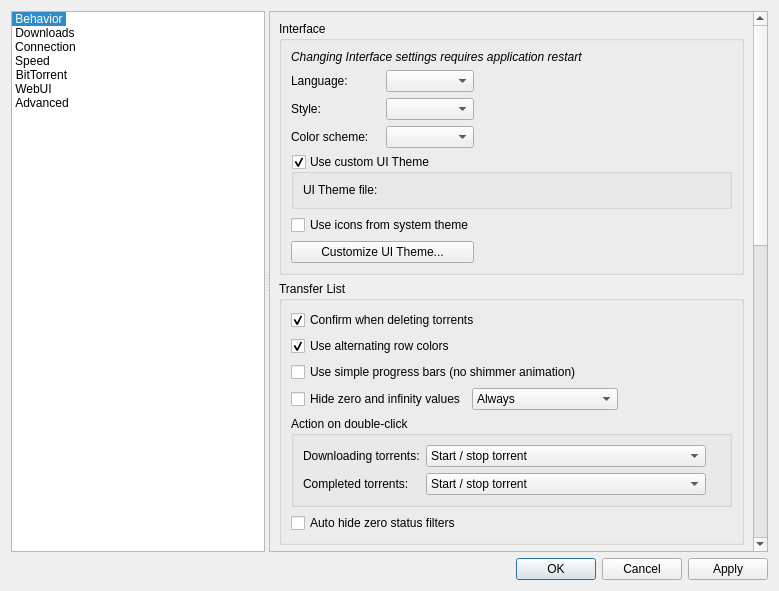
Qt form src/gui/optionsdialog.ui (SysAdminDoc/qBittorrent-Vanced) before a commit.
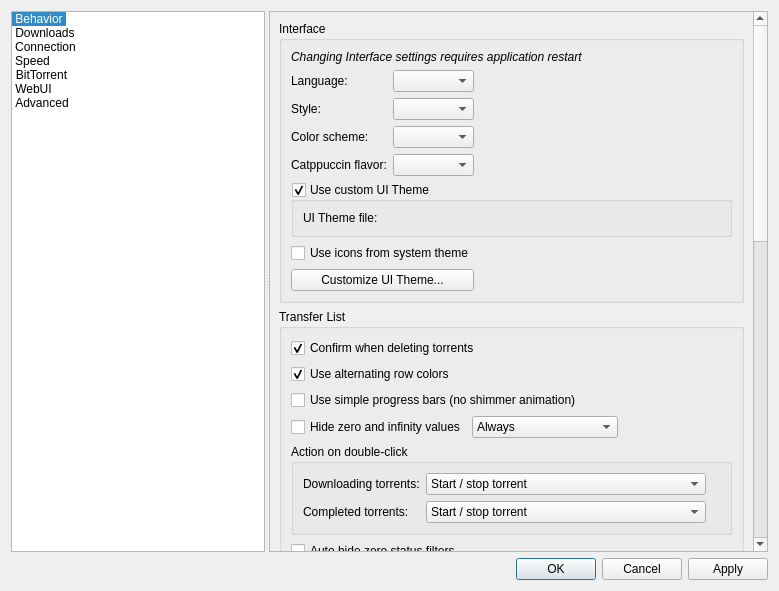
The same form after that commit. Custom widgets are drawn as their Qt base class.

Commit message: feat: add selectable Catppuccin theme flavors

```diff
--- a/src/gui/optionsdialog.ui
+++ b/src/gui/optionsdialog.ui
@@ -205,7 +205,30 @@
                  </property>
                 </spacer>
                </item>
-               <item row="4" column="0" colspan="3">
+               <item row="4" column="0">
+                <widget class="QLabel" name="labelBuiltInThemeFlavor">
+                 <property name="text">
+                  <string>Catppuccin flavor:</string>
+                 </property>
+                </widget>
+               </item>
+               <item row="4" column="1">
+                <widget class="QComboBox" name="comboBuiltInThemeFlavor"/>
+               </item>
+               <item row="4" column="2">
+                <spacer name="spacerBuiltInThemeFlavor">
+                 <property name="orientation">
+                  <enum>Qt::Orientation::Horizontal</enum>
+                 </property>
+                 <property name="sizeHint" stdset="0">
+                  <size>
+                   <width>40</width>
+                   <height>20</height>
+                  </size>
+                 </property>
+                </spacer>
+               </item>
+               <item row="5" column="0" colspan="3">
                 <widget class="QGroupBox" name="checkUseCustomTheme">
                  <property name="title">
                   <string>Use custom UI Theme</string>
@@ -227,14 +250,14 @@
                  </layout>
                 </widget>
                </item>
-               <item row="5" column="0" colspan="2">
+               <item row="6" column="0" colspan="2">
                 <widget class="QCheckBox" name="checkUseSystemIcon">
                  <property name="text">
                   <string>Use icons from system theme</string>
                  </property>
                 </widget>
                </item>
-               <item row="6" column="0" colspan="2">
+               <item row="7" column="0" colspan="2">
                 <widget class="QPushButton" name="buttonCustomizeUITheme">
                  <property name="text">
                   <string>Customize UI Theme...</string>
```
The commit also changes 9 other files.
